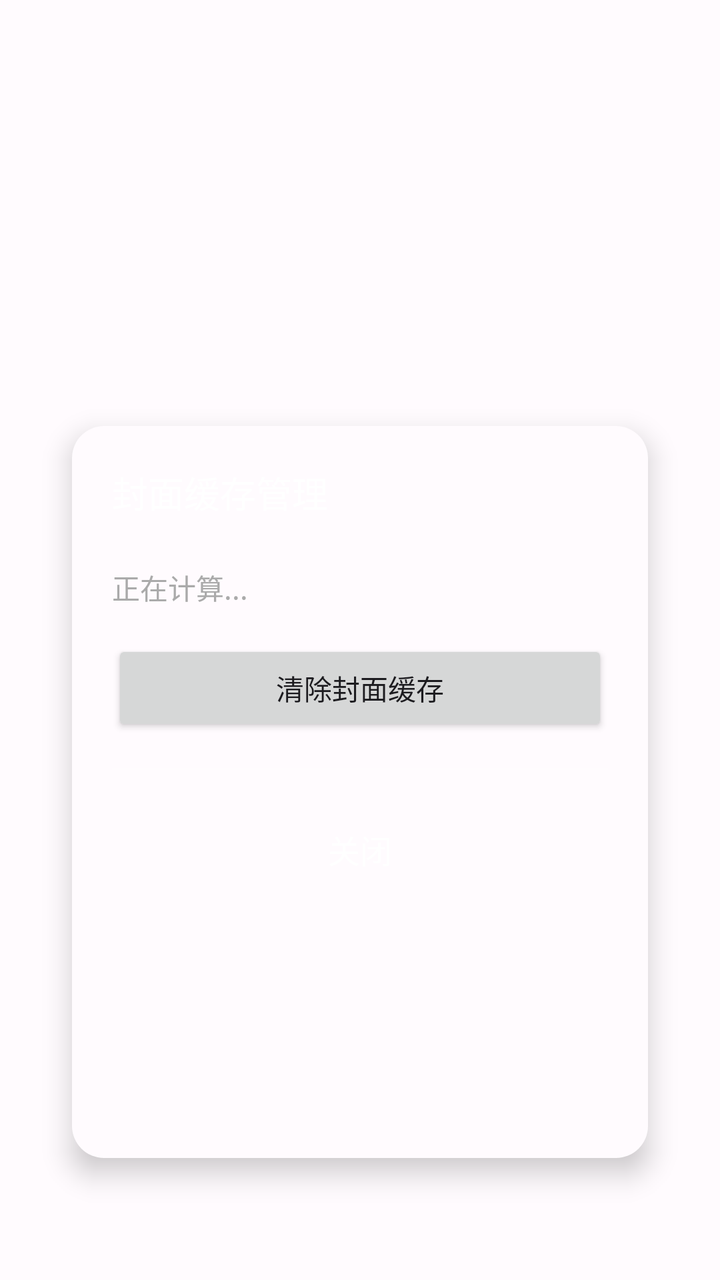
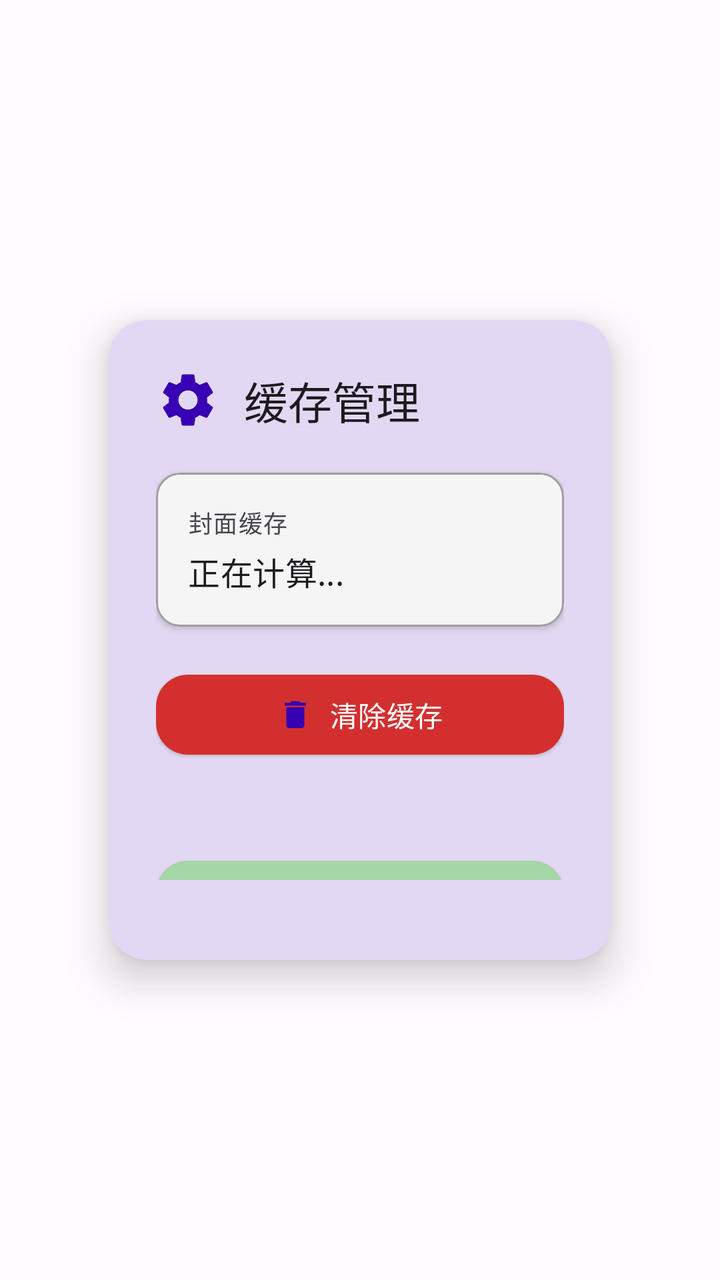

Screens rendered from an Android XML layout before and after an edit, with the pre-edit source and the edit as a unified diff.
<!-- AndroidManifest.xml: application theme Theme.HpuMusicPlayer -->
<!-- res/layout/dialog_cache_management.xml -->
<?xml version="1.0" encoding="utf-8"?>
<FrameLayout xmlns:android="http://schemas.android.com/apk/res/android"
    xmlns:app="http://schemas.android.com/apk/res-auto"
    android:id="@+id/rootLayout"
    android:layout_width="match_parent"
    android:layout_height="match_parent"
    android:background="@android:color/transparent"
    android:paddingTop="30dp">

    <androidx.constraintlayout.widget.ConstraintLayout
        android:layout_width="match_parent"
        android:layout_height="match_parent"
        android:background="@android:color/transparent">

        
        <androidx.constraintlayout.widget.Guideline
            android:id="@+id/guidelineStart"
            android:layout_width="wrap_content"
            android:layout_height="wrap_content"
            android:orientation="vertical"
            app:layout_constraintGuide_percent="0.10" />
        
        <androidx.constraintlayout.widget.Guideline
            android:id="@+id/guidelineEnd"
            android:layout_width="wrap_content"
            android:layout_height="wrap_content"
            android:orientation="vertical"
            app:layout_constraintGuide_percent="0.90" />
        
        <androidx.constraintlayout.widget.Guideline
            android:id="@+id/guidelineTop"
            android:layout_width="wrap_content"
            android:layout_height="wrap_content"
            android:orientation="horizontal"
            app:layout_constraintGuide_percent="0.30" />
        
        <androidx.constraintlayout.widget.Guideline
            android:id="@+id/guidelineBottom"
            android:layout_width="wrap_content"
            android:layout_height="wrap_content"
            android:orientation="horizontal"
            app:layout_constraintGuide_percent="0.90" />

        
        <LinearLayout
            android:id="@+id/dialogContent"
            android:layout_width="0dp"
            android:layout_height="0dp"
            android:orientation="vertical"
            android:background="@drawable/bg_dialog"
            android:elevation="8dp"
            android:padding="20dp"
            app:layout_constraintStart_toStartOf="@id/guidelineStart"
            app:layout_constraintEnd_toEndOf="@id/guidelineEnd"
            app:layout_constraintTop_toTopOf="@id/guidelineTop"
            app:layout_constraintBottom_toBottomOf="@id/guidelineBottom"
            android:clickable="true"
            android:focusable="true">

            
            <TextView
                android:layout_width="wrap_content"
                android:layout_height="wrap_content"
                android:text="封面缓存管理"
                android:textColor="@android:color/white"
                android:textSize="18sp"
                android:layout_marginBottom="24dp" />

            
            <TextView
                android:id="@+id/tvCacheSize"
                android:layout_width="match_parent"
                android:layout_height="wrap_content"
                android:textColor="#AAAAAA"
                android:textSize="14sp"
                android:text="正在计算..."
                android:layout_marginBottom="16dp" />

            
            <Button
                android:id="@+id/btnClearCache"
                android:layout_width="match_parent"
                android:layout_height="wrap_content"
                android:text="清除封面缓存"
                android:layout_marginBottom="16dp" />

            
            <View
                android:layout_width="match_parent"
                android:layout_height="1dp"
                android:background="#33FFFFFF"
                android:layout_marginBottom="16dp" />

            
            <TextView
                android:id="@+id/tvClose"
                android:layout_width="match_parent"
                android:layout_height="wrap_content"
                android:text="关闭"
                android:textColor="@android:color/white"
                android:textSize="16sp"
                android:gravity="center"
                android:padding="12dp"
                android:background="?attr/selectableItemBackground"
                android:clickable="true"
                android:focusable="true" />
        </LinearLayout>
    </androidx.constraintlayout.widget.ConstraintLayout>
</FrameLayout>
<!-- resources referenced by this layout -->
<resources>
  <!-- drawable bg_dialog (drawable) -->
  <shape xmlns:android="http://schemas.android.com/apk/res/android">
      <solid android:color="?attr/colorSurface" />
      <corners android:radius="16dp" />
  </shape>
  <color name="primary_purple">#FF3700B3</color>
  <color name="white">#FFFFFFFF</color>
  <color name="primary_container">#FFEADDFF</color>
  <color name="on_primary_container">#FF21005D</color>
  <color name="accent_teal">#FF009688</color>
  <color name="secondary_container">#FFE8DEF8</color>
  <color name="on_secondary_container">#FF1D192B</color>
  <color name="background_light">#FFFFFBFE</color>
  <color name="text_primary">#FF1C1B1F</color>
  <color name="surface_primary">#FFFFFBFE</color>
  <color name="on_surface">#FF1C1B1F</color>
  <color name="nav_drawer_light">#FFF5F5F5</color>
  <color name="text_secondary">#FF49454F</color>
  <color name="error_red">#FFD32F2F</color>
  <color name="accent_red">#FFF44336</color>
  <color name="text_tertiary">#FF79747E</color>
  <color name="text_hint">#FF9E9E9E</color>
  <color name="accent_blue">#FF03DAC5</color>
  <style name="ShapeAppearance.HpuMusicPlayer.Small" parent="ShapeAppearance.Material3.SmallComponent">
          <item name="cornerFamily">rounded</item>
          <item name="cornerSize">8dp</item>
      </style>
  <style name="ShapeAppearance.HpuMusicPlayer.Medium" parent="ShapeAppearance.Material3.MediumComponent">
          <item name="cornerFamily">rounded</item>
          <item name="cornerSize">12dp</item>
      </style>
  <style name="ShapeAppearance.HpuMusicPlayer.Large" parent="ShapeAppearance.Material3.LargeComponent">
          <item name="cornerFamily">rounded</item>
          <item name="cornerSize">16dp</item>
      </style>
  <style name="TextAppearance.HpuMusicPlayer.BodyLarge" parent="TextAppearance.Material3.BodyLarge">
          <item name="android:textSize">16sp</item>
          <item name="android:textFontWeight" tools:targetApi="p">400</item>
      </style>
  <style name="TextAppearance.HpuMusicPlayer.BodySmall" parent="TextAppearance.Material3.BodySmall">
          <item name="android:textSize">12sp</item>
          <item name="android:textFontWeight" tools:targetApi="p">400</item>
      </style>
  <style name="TextAppearance.HpuMusicPlayer.LabelSmall" parent="TextAppearance.Material3.LabelSmall">
          <item name="android:textSize">11sp</item>
          <item name="android:textFontWeight" tools:targetApi="p">500</item>
      </style>
  <!-- unchanged entries left out for length: 13 -->
</resources>

<!-- the commit's change to res/layout/dialog_cache_management.xml (unified diff, before → after) -->
@@ -4,8 +4,7 @@
     android:id="@+id/rootLayout"
     android:layout_width="match_parent"
     android:layout_height="match_parent"
-    android:background="@android:color/transparent"
-    android:paddingTop="30dp">
+    android:background="@android:color/transparent">
 
     <androidx.constraintlayout.widget.ConstraintLayout
         android:layout_width="match_parent"
@@ -18,38 +17,41 @@
             android:layout_width="wrap_content"
             android:layout_height="wrap_content"
             android:orientation="vertical"
-            app:layout_constraintGuide_percent="0.10" />
+            app:layout_constraintGuide_percent="0.15" />
+
         
         <androidx.constraintlayout.widget.Guideline
             android:id="@+id/guidelineEnd"
             android:layout_width="wrap_content"
             android:layout_height="wrap_content"
             android:orientation="vertical"
-            app:layout_constraintGuide_percent="0.90" />
+            app:layout_constraintGuide_percent="0.85" />
+
         
         <androidx.constraintlayout.widget.Guideline
             android:id="@+id/guidelineTop"
             android:layout_width="wrap_content"
             android:layout_height="wrap_content"
             android:orientation="horizontal"
-            app:layout_constraintGuide_percent="0.30" />
+            app:layout_constraintGuide_percent="0.25" />
+
         
         <androidx.constraintlayout.widget.Guideline
             android:id="@+id/guidelineBottom"
             android:layout_width="wrap_content"
             android:layout_height="wrap_content"
             android:orientation="horizontal"
-            app:layout_constraintGuide_percent="0.90" />
+            app:layout_constraintGuide_percent="0.75" />
 
         
-        <LinearLayout
+        <com.google.android.material.card.MaterialCardView
             android:id="@+id/dialogContent"
             android:layout_width="0dp"
             android:layout_height="0dp"
-            android:orientation="vertical"
-            android:background="@drawable/bg_dialog"
-            android:elevation="8dp"
-            android:padding="20dp"
+            app:cardCornerRadius="20dp"
+            app:cardElevation="12dp"
+            app:strokeWidth="0dp"
+            app:cardBackgroundColor="?attr/colorSurface"
             app:layout_constraintStart_toStartOf="@id/guidelineStart"
             app:layout_constraintEnd_toEndOf="@id/guidelineEnd"
             app:layout_constraintTop_toTopOf="@id/guidelineTop"
@@ -57,53 +59,111 @@
             android:clickable="true"
             android:focusable="true">
 
-            
-            <TextView
-                android:layout_width="wrap_content"
-                android:layout_height="wrap_content"
-                android:text="封面缓存管理"
-                android:textColor="@android:color/white"
-                android:textSize="18sp"
-                android:layout_marginBottom="24dp" />
+            <LinearLayout
+                android:layout_width="match_parent"
+                android:layout_height="match_parent"
+                android:orientation="vertical"
+                android:padding="24dp">
 
-            
-            <TextView
-                android:id="@+id/tvCacheSize"
-                android:layout_width="match_parent"
-                android:layout_height="wrap_content"
-                android:textColor="#AAAAAA"
-                android:textSize="14sp"
-                android:text="正在计算..."
-                android:layout_marginBottom="16dp" />
+                
+                <LinearLayout
+                    android:layout_width="match_parent"
+                    android:layout_height="wrap_content"
+                    android:orientation="horizontal"
+                    android:gravity="center_vertical"
+                    android:layout_marginBottom="20dp">
 
-            
-            <Button
-                android:id="@+id/btnClearCache"
-                android:layout_width="match_parent"
-                android:layout_height="wrap_content"
-                android:text="清除封面缓存"
-                android:layout_marginBottom="16dp" />
+                    <ImageView
+                        android:layout_width="32dp"
+                        android:layout_height="32dp"
+                        android:src="@drawable/ic_settings"
+                        app:tint="?attr/colorPrimary"
+                        android:layout_marginEnd="12dp"
+                        android:contentDescription="缓存管理" />
 
-            
-            <View
-                android:layout_width="match_parent"
-                android:layout_height="1dp"
-                android:background="#33FFFFFF"
-                android:layout_marginBottom="16dp" />
+                    <TextView
+                        android:layout_width="0dp"
+                        android:layout_height="wrap_content"
+                        android:layout_weight="1"
+                        android:text="缓存管理"
+                        android:textColor="?attr/colorOnSurface"
+                        android:textAppearance="@style/TextAppearance.HpuMusicPlayer.TitleLarge" />
+                </LinearLayout>
 
-            
-            <TextView
-                android:id="@+id/tvClose"
-                android:layout_width="match_parent"
-                android:layout_height="wrap_content"
-                android:text="关闭"
-                android:textColor="@android:color/white"
-                android:textSize="16sp"
-                android:gravity="center"
-                android:padding="12dp"
-                android:background="?attr/selectableItemBackground"
-                android:clickable="true"
-                android:focusable="true" />
-        </LinearLayout>
+                
+                <com.google.android.material.card.MaterialCardView
+                    android:layout_width="match_parent"
+                    android:layout_height="wrap_content"
+                    app:cardCornerRadius="12dp"
+                    app:cardElevation="2dp"
+                    app:cardBackgroundColor="?attr/colorSurfaceVariant"
+                    android:layout_marginBottom="20dp">
+
+                    <LinearLayout
+                        android:layout_width="match_parent"
+                        android:layout_height="wrap_content"
+                        android:orientation="vertical"
+                        android:padding="16dp">
+
+                        <TextView
+                            android:layout_width="wrap_content"
+                            android:layout_height="wrap_content"
+                            android:text="封面缓存"
+                            android:textColor="?attr/colorOnSurfaceVariant"
+                            android:textAppearance="@style/TextAppearance.HpuMusicPlayer.LabelMedium"
+                            android:layout_marginBottom="4dp" />
+
+                        <TextView
+                            android:id="@+id/tvCacheSize"
+                            android:layout_width="wrap_content"
+                            android:layout_height="wrap_content"
+                            android:text="正在计算..."
+                            android:textColor="?attr/colorOnSurface"
+                            android:textAppearance="@style/TextAppearance.HpuMusicPlayer.TitleMedium" />
+                    </LinearLayout>
+                </com.google.android.material.card.MaterialCardView>
+
+                
+                <LinearLayout
+                    android:layout_width="match_parent"
+                    android:layout_height="wrap_content"
+                    android:orientation="vertical"
+                    android:layout_marginBottom="16dp">
+
+                    
+                    <com.google.android.material.button.MaterialButton
+                        android:id="@+id/btnClearCache"
+                        style="@style/Widget.Material3.Button.ElevatedButton"
+                        android:layout_width="match_parent"
+                        android:layout_height="wrap_content"
+                        android:layout_marginBottom="12dp"
+                        android:text="清除缓存"
+                        android:textColor="?attr/colorOnError"
+                        app:cornerRadius="16dp"
+                        app:backgroundTint="?attr/colorError"
+                        app:icon="@drawable/ic_delete"
+                        app:iconGravity="textStart" />
+
+                    
+                    <View
+                        android:layout_width="match_parent"
+                        android:layout_height="8dp" />
+
+                    
+                    <com.google.android.material.button.MaterialButton
+                        android:id="@+id/tvClose"
+                        style="@style/Widget.Material3.Button.ElevatedButton"
+                        android:layout_width="match_parent"
+                        android:layout_height="48dp"
+                        android:layout_marginTop="25dp"
+                        android:text="关闭"
+                        android:textColor="@android:color/black"
+                        android:textSize="16sp"
+                        app:cornerRadius="16dp"
+                        app:backgroundTint="@color/material_green_200" />
+                </LinearLayout>
+
+            </LinearLayout>
+        </com.google.android.material.card.MaterialCardView>
     </androidx.constraintlayout.widget.ConstraintLayout>
 </FrameLayout>
<!-- resource entries referenced after the edit -->
@@ -1,10 +1,23 @@
 <!-- resources referenced by this layout -->
 <resources>
-  <!-- drawable bg_dialog (drawable) -->
-  <shape xmlns:android="http://schemas.android.com/apk/res/android">
-      <solid android:color="?attr/colorSurface" />
-      <corners android:radius="16dp" />
-  </shape>
+  <color name="material_green_200">#FFA5D6A7</color>
+  <!-- drawable ic_delete (drawable) -->
+  <vector xmlns:android="http://schemas.android.com/apk/res/android" android:height="24dp" android:tint="#000000" android:viewportHeight="24" android:viewportWidth="24" android:width="24dp">
+        
+      <path android:fillColor="@android:color/white" android:pathData="M6,19c0,1.1 0.9,2 2,2h8c1.1,0 2,-0.9 2,-2V7H6v12zM19,4h-3.5l-1,-1h-5l-1,1H5v2h14V4z"/>
+      
+  </vector>
+  <!-- drawable ic_settings (drawable) -->
+  <vector xmlns:android="http://schemas.android.com/apk/res/android"
+      android:width="24dp"
+      android:height="24dp"
+      android:viewportWidth="24"
+      android:viewportHeight="24"
+      android:tint="?attr/colorOnSurface">
+      <path
+          android:fillColor="@android:color/white"
+          android:pathData="M19.14,12.94c0.04,-0.3 0.06,-0.61 0.06,-0.94c0,-0.32 -0.02,-0.64 -0.07,-0.94l2.03,-1.58c0.18,-0.14 0.23,-0.41 0.12,-0.61 l-1.92,-3.32c-0.12,-0.22 -0.37,-0.29 -0.59,-0.22l-2.39,0.96c-0.5,-0.38 -1.03,-0.7 -1.62,-0.94L14.4,2.81c-0.04,-0.24 -0.24,-0.41 -0.48,-0.41 h-3.84c-0.24,0 -0.43,0.17 -0.47,0.41L9.25,5.35C8.66,5.59 8.12,5.92 7.63,6.29L5.24,5.33c-0.22,-0.08 -0.47,0 -0.59,0.22L2.74,8.87 C2.62,9.08 2.66,9.34 2.86,9.48l2.03,1.58C4.84,11.36 4.8,11.69 4.8,12s0.02,0.64 0.07,0.94l-2.03,1.58 c-0.18,0.14 -0.23,0.41 -0.12,0.61l1.92,3.32c0.12,0.22 0.37,0.29 0.59,0.22l2.39,-0.96c0.5,0.38 1.03,0.7 1.62,0.94l0.36,2.54 c0.05,0.24 0.24,0.41 0.48,0.41h3.84c0.24,0 0.44,-0.17 0.47,-0.41l0.36,-2.54c0.59,-0.24 1.13,-0.56 1.62,-0.94l2.39,0.96 c0.22,0.08 0.47,0 0.59,-0.22l1.92,-3.32c0.12,-0.22 0.07,-0.47 -0.12,-0.61L19.14,12.94zM12,15.6c-1.98,0 -3.6,-1.62 -3.6,-3.6 s1.62,-3.6 3.6,-3.6s3.6,1.62 3.6,3.6S13.98,15.6 12,15.6z"/>
+  </vector>
   <color name="primary_purple">#FF3700B3</color>
   <color name="white">#FFFFFFFF</color>
   <color name="primary_container">#FFEADDFF</color>
